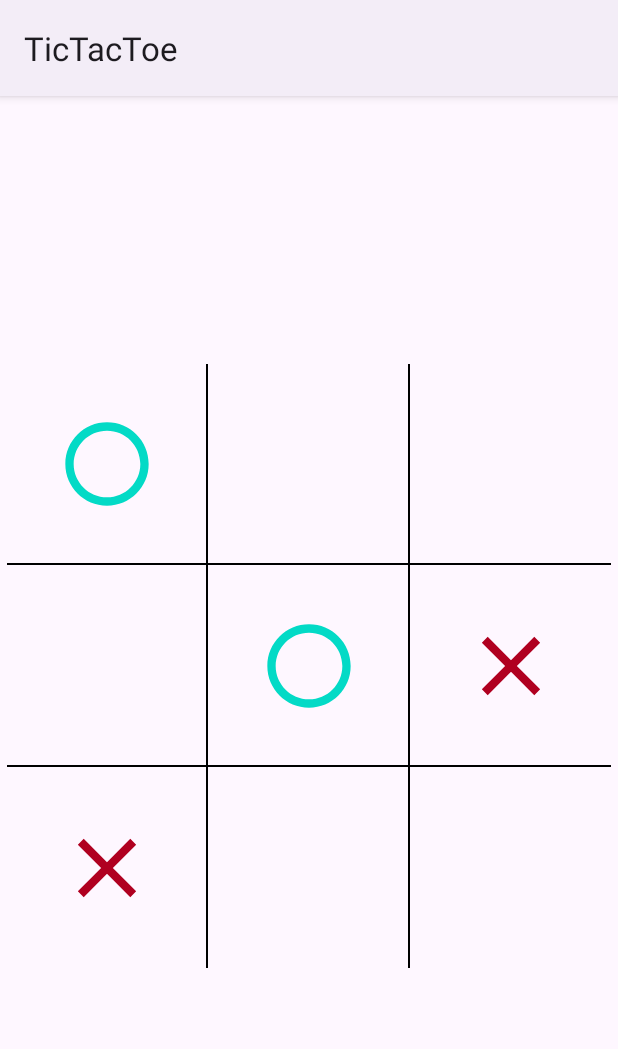
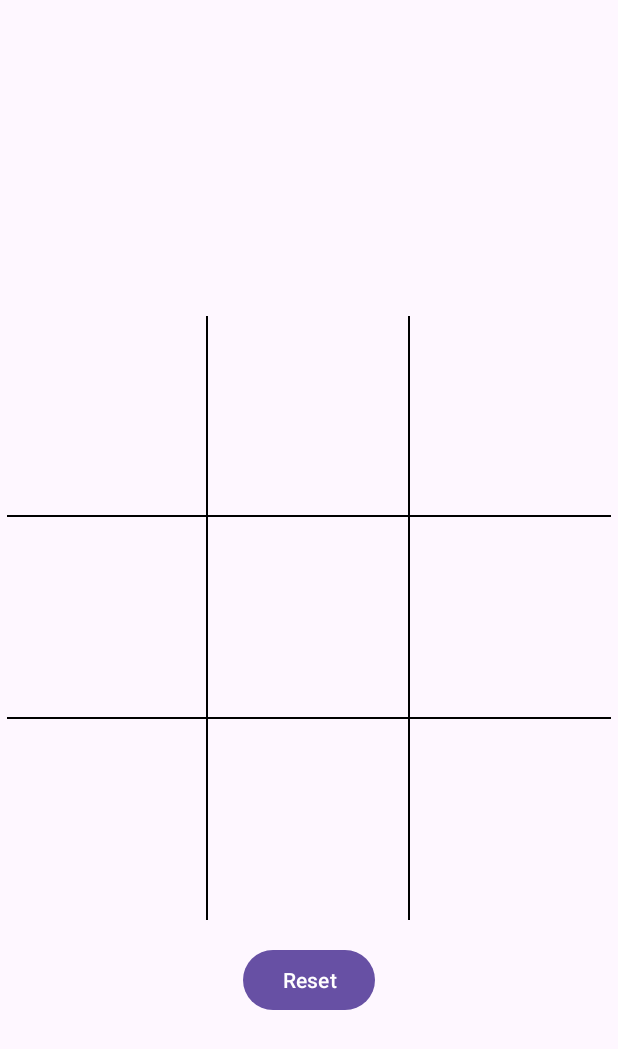
Before and after one commit to oelgazzar/TicTacToe, an Android app: the screen it shows after launch (MainActivity), on a phone screen of 412 x 824 dp. Shown: the top 1049 px of the screen. Run offline under Robolectric (Android 15) with nearby library versions, the phone set to English and light mode, and no system bars; 1 statement that could not run was skipped.

Commit message:
Create Touch Listener

```diff
--- a/app/src/main/java/com/example/tictactoe/MainActivity.kt
+++ b/app/src/main/java/com/example/tictactoe/MainActivity.kt
@@ -2,6 +2,8 @@ package com.example.tictactoe
 
 import androidx.appcompat.app.AppCompatActivity
 import android.os.Bundle
+import android.view.View
+import android.widget.Button
 import androidx.activity.viewModels
 import com.example.tictactoe.models.GameViewModel
 
@@ -11,5 +13,10 @@ class MainActivity : AppCompatActivity() {
     override fun onCreate(savedInstanceState: Bundle?) {
         super.onCreate(savedInstanceState)
         setContentView(R.layout.activity_main)
+
+        findViewById<Button>(R.id.reset_button).setOnClickListener {
+            viewModel.reset()
+            findViewById<View>(R.id.boardView).invalidate()
+        }
     }
 }
--- a/app/src/main/java/com/example/tictactoe/models/GameViewModel.kt
+++ b/app/src/main/java/com/example/tictactoe/models/GameViewModel.kt
@@ -4,7 +4,17 @@ import androidx.lifecycle.ViewModel
 import kotlin.random.Random
 
 class GameViewModel: ViewModel() {
-    var  matrix = createRandomMatrix()
+    lateinit var matrix:Array<Array<String>>
+    private lateinit var nextTurn: String
+
+    init {
+        reset()
+    }
+
+    fun reset() {
+        matrix = createEmptyMatrix()
+        nextTurn = "p1"
+    }
 
     private fun createRandomMatrix(): Array<Array<String>> {
         val random = Random(System.currentTimeMillis())
@@ -13,4 +23,22 @@ class GameViewModel: ViewModel() {
             ) { arrayListOf("o", "x", "")[random.nextInt(3)] }
         }
     }
+
+    private fun createEmptyMatrix(): Array<Array<String>> {
+        val random = Random(System.currentTimeMillis())
+        return Array(3) {
+            Array(3
+            ) { "" }
+        }
+    }
+
+    fun updateMatrix(row: Int, col: Int) {
+        if (matrix[row][col].isNotEmpty()) return
+        matrix[row][col] = if (nextTurn == "p1") "o" else "x"
+        switchTurn()
+    }
+
+    private fun switchTurn() {
+        nextTurn = if (nextTurn == "p1") "p2" else "p1"
+    }
 }
--- a/app/src/main/java/com/example/tictactoe/ui/BoardView.kt
+++ b/app/src/main/java/com/example/tictactoe/ui/BoardView.kt
@@ -4,7 +4,11 @@ import android.content.Context
 import android.graphics.Canvas
 import android.graphics.Paint
 import android.graphics.drawable.VectorDrawable
+import android.text.method.Touch
 import android.util.AttributeSet
+import android.view.MotionEvent
+import android.view.View
+import android.widget.Toast
 import androidx.appcompat.content.res.AppCompatResources
 import androidx.appcompat.widget.AppCompatImageView
 import androidx.core.content.ContextCompat
@@ -16,7 +20,8 @@ import com.example.tictactoe.R
 import com.example.tictactoe.models.GameViewModel
 import kotlin.random.Random
 
-class BoardView(context: Context, attrSet: AttributeSet): AppCompatImageView(context, attrSet) {
+class BoardView(context: Context, attrSet: AttributeSet):
+    AppCompatImageView(context, attrSet), View.OnTouchListener {
     companion object {
         private const val SIGN_WIDTH = 100
         private const val SIGN_HEIGHT = SIGN_WIDTH
@@ -30,6 +35,10 @@ class BoardView(context: Context, attrSet: AttributeSet): AppCompatImageView(con
 
     private val paint = Paint()
     private val viewModel = ViewModelProvider(context as ViewModelStoreOwner).get(GameViewModel::class.java)
+
+    init {
+        setOnTouchListener(this)
+    }
 
     override fun onDraw(canvas: Canvas) {
         paint.strokeWidth = LINE_WIDTH
@@ -117,4 +126,26 @@ class BoardView(context: Context, attrSet: AttributeSet): AppCompatImageView(con
 
         setMeasuredDimension(width.toInt(), height.toInt())
     }
+
+    override fun onTouch(v: View, event: MotionEvent): Boolean {
+        if (event.action != MotionEvent.ACTION_DOWN) return false
+
+        val offsetX = (width - BOARD_WIDTH) / 2
+        val offsetY = (height - BOARD_HEIGHT) / 2
+        val x = event.x - offsetX
+        val y =  event.y - offsetY
+        var row = 0
+        var col = 0
+
+        if (x <= BOARD_WIDTH && y <= BOARD_HEIGHT) {
+            col = x.toInt() / CELL_WIDTH
+            row = y.toInt() / CELL_HEIGHT
+        }
+
+        Toast.makeText(context, "row: $row, col: $col", Toast.LENGTH_SHORT).show()
+        viewModel.updateMatrix(row, col)
+        invalidate()
+
+        return true
+    }
 }
--- a/app/src/main/res/layout/activity_main.xml
+++ b/app/src/main/res/layout/activity_main.xml
@@ -15,4 +15,14 @@
         app:layout_constraintStart_toStartOf="parent"
         app:layout_constraintTop_toTopOf="parent" />
 
+    <Button
+        android:id="@+id/reset_button"
+        android:layout_width="wrap_content"
+        android:layout_height="wrap_content"
+        android:text="Reset"
+        app:layout_constraintTop_toBottomOf="@id/boardView"
+        app:layout_constraintStart_toStartOf="parent"
+        app:layout_constraintEnd_toEndOf="parent"
+        android:layout_marginTop="16dp"/>
+
 </androidx.constraintlayout.widget.ConstraintLayout>
--- a/app/src/main/res/values/themes.xml
+++ b/app/src/main/res/values/themes.xml
@@ -1,5 +1,5 @@
 <resources xmlns:tools="http://schemas.android.com/tools">
     <!-- Base application theme. -->
-    <style name="Theme.TicTacToe" parent="Theme.Material3.DayNight">
+    <style name="Theme.TicTacToe" parent="Theme.Material3.DayNight.NoActionBar">
     </style>
 </resources>
```
